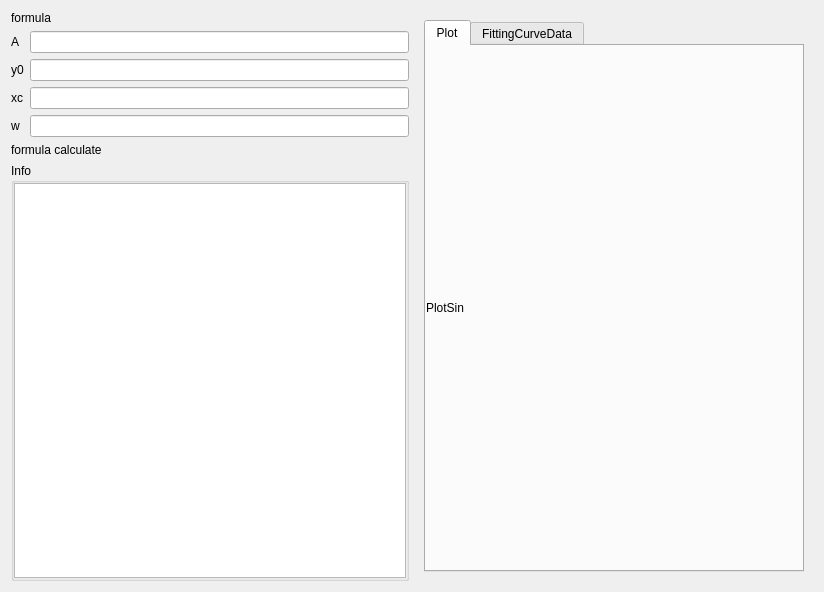
First picture: the form in src/form/FormPlotCorrection/fitting/formfittingsin.ui, repository MRsoymilk/MySerial, before the edit.
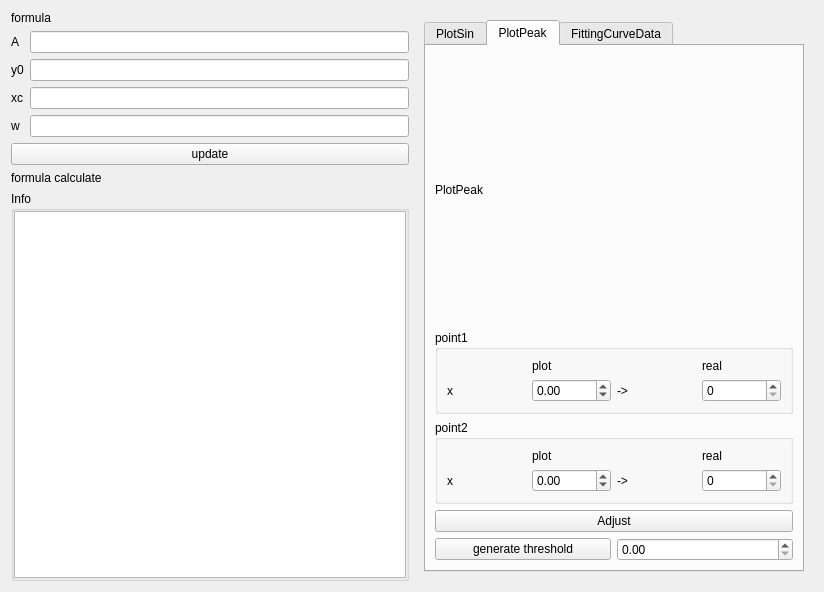
Second picture: the form after the edit.

```diff
--- a/src/form/FormPlotCorrection/fitting/formfittingsin.ui
+++ b/src/form/FormPlotCorrection/fitting/formfittingsin.ui
@@ -13,7 +13,20 @@
   <property name="windowTitle">
    <string>FittingSin</string>
   </property>
-  <layout class="QGridLayout" name="gridLayout" columnstretch="1,1">
+  <layout class="QGridLayout" name="gridLayout" columnstretch="0,0">
+   <item row="4" column="0">
+    <widget class="QLabel" name="labelFormulaCalculate">
+     <property name="sizePolicy">
+      <sizepolicy hsizetype="Preferred" vsizetype="Preferred">
+       <horstretch>0</horstretch>
+       <verstretch>0</verstretch>
+      </sizepolicy>
+     </property>
+     <property name="text">
+      <string>formula calculate</string>
+     </property>
+    </widget>
+   </item>
    <item row="2" column="0">
     <layout class="QFormLayout" name="formLayoutParams">
      <item row="0" column="0">
@@ -58,20 +71,20 @@
      </item>
     </layout>
    </item>
-   <item row="3" column="0">
-    <widget class="QLabel" name="labelFormulaCalculate">
+   <item row="0" column="0" rowspan="2">
+    <widget class="QLabel" name="labelFormula">
      <property name="sizePolicy">
-      <sizepolicy hsizetype="Preferred" vsizetype="Preferred">
+      <sizepolicy hsizetype="Preferred" vsizetype="Expanding">
        <horstretch>0</horstretch>
        <verstretch>0</verstretch>
       </sizepolicy>
      </property>
      <property name="text">
-      <string>formula calculate</string>
+      <string>formula</string>
      </property>
     </widget>
    </item>
-   <item row="4" column="0">
+   <item row="5" column="0">
     <widget class="QGroupBox" name="groupBoxSinInfo">
      <property name="title">
       <string>Info</string>
@@ -98,30 +111,17 @@
      </layout>
     </widget>
    </item>
-   <item row="0" column="0" rowspan="2">
-    <widget class="QLabel" name="labelFormula">
-     <property name="sizePolicy">
-      <sizepolicy hsizetype="Preferred" vsizetype="Expanding">
-       <horstretch>0</horstretch>
-       <verstretch>0</verstretch>
-      </sizepolicy>
-     </property>
-     <property name="text">
-      <string>formula</string>
-     </property>
-    </widget>
-   </item>
-   <item row="0" column="1" rowspan="5">
+   <item row="0" column="1" rowspan="6">
     <widget class="QWidget" name="widgetPlotSin" native="true">
      <layout class="QGridLayout" name="gLayPlot">
       <item row="0" column="0">
        <widget class="QTabWidget" name="tabWidget">
         <property name="currentIndex">
-         <number>0</number>
+         <number>1</number>
         </property>
         <widget class="QWidget" name="tabPlot">
          <attribute name="title">
-          <string>Plot</string>
+          <string>PlotSin</string>
          </attribute>
          <layout class="QGridLayout" name="gridLayout_2">
           <property name="leftMargin">
@@ -148,6 +148,153 @@
           </item>
          </layout>
         </widget>
+        <widget class="QWidget" name="tabPlotPeak">
+         <attribute name="title">
+          <string>PlotPeak</string>
+         </attribute>
+         <layout class="QGridLayout" name="gridLayout_4" rowstretch="1,0,0,0,0">
+          <item row="2" column="0">
+           <widget class="QGroupBox" name="groupBox_2">
+            <property name="title">
+             <string>point2</string>
+            </property>
+            <layout class="QGridLayout" name="gridLayout_7">
+             <item row="1" column="0">
+              <widget class="QLabel" name="labelX2">
+               <property name="text">
+                <string>x</string>
+               </property>
+              </widget>
+             </item>
+             <item row="1" column="3">
+              <widget class="QSpinBox" name="spinBoxX2Real">
+               <property name="maximum">
+                <number>9999</number>
+               </property>
+              </widget>
+             </item>
+             <item row="1" column="1">
+              <widget class="QDoubleSpinBox" name="doubleSpinBoxX2">
+               <property name="minimum">
+                <double>-9999.989999999999782</double>
+               </property>
+               <property name="maximum">
+                <double>9999.989999999999782</double>
+               </property>
+              </widget>
+             </item>
+             <item row="1" column="2">
+              <widget class="QLabel" name="labelX2_map">
+               <property name="text">
+                <string>-&gt;</string>
+               </property>
+              </widget>
+             </item>
+             <item row="0" column="1">
+              <widget class="QLabel" name="labelX2Plot">
+               <property name="text">
+                <string>plot</string>
+               </property>
+              </widget>
+             </item>
+             <item row="0" column="3">
+              <widget class="QLabel" name="labelX2Real">
+               <property name="text">
+                <string>real</string>
+               </property>
+              </widget>
+             </item>
+            </layout>
+           </widget>
+          </item>
+          <item row="1" column="0">
+           <widget class="QGroupBox" name="groupBox_1">
+            <property name="title">
+             <string>point1</string>
+            </property>
+            <layout class="QGridLayout" name="gridLayout_6">
+             <item row="1" column="2">
+              <widget class="QLabel" name="labelX1_map">
+               <property name="text">
+                <string>-&gt;</string>
+               </property>
+              </widget>
+             </item>
+             <item row="1" column="0">
+              <widget class="QLabel" name="labelX1">
+               <property name="text">
+                <string>x</string>
+               </property>
+              </widget>
+             </item>
+             <item row="1" column="1">
+              <widget class="QDoubleSpinBox" name="doubleSpinBoxX1">
+               <property name="minimum">
+                <double>-9999.989999999999782</double>
+               </property>
+               <property name="maximum">
+                <double>9999.989999999999782</double>
+               </property>
+              </widget>
+             </item>
+             <item row="1" column="3">
+              <widget class="QSpinBox" name="spinBoxX1Real">
+               <property name="maximum">
+                <number>9999</number>
+               </property>
+              </widget>
+             </item>
+             <item row="0" column="1">
+              <widget class="QLabel" name="labelX1Plot">
+               <property name="text">
+                <string>plot</string>
+               </property>
+              </widget>
+             </item>
+             <item row="0" column="3">
+              <widget class="QLabel" name="labelX1Real">
+               <property name="text">
+                <string>real</string>
+               </property>
+              </widget>
+             </item>
+            </layout>
+           </widget>
+          </item>
+          <item row="3" column="0">
+           <widget class="QPushButton" name="btnAdjust">
+            <property name="text">
+             <string>Adjust</string>
+            </property>
+           </widget>
+          </item>
+          <item row="0" column="0">
+           <widget class="QLabel" name="labelPlotPeak">
+            <property name="text">
+             <string>PlotPeak</string>
+            </property>
+           </widget>
+          </item>
+          <item row="4" column="0">
+           <layout class="QHBoxLayout" name="horizontalLayout">
+            <item>
+             <widget class="QPushButton" name="btnGenerateThreshold">
+              <property name="text">
+               <string>generate threshold</string>
+              </property>
+             </widget>
+            </item>
+            <item>
+             <widget class="QDoubleSpinBox" name="doubleSpinBoxStart">
+              <property name="maximum">
+               <double>9999.989999999999782</double>
+              </property>
+             </widget>
+            </item>
+           </layout>
+          </item>
+         </layout>
+        </widget>
         <widget class="QWidget" name="tabFittingCurveData">
          <attribute name="title">
           <string>FittingCurveData</string>
@@ -178,6 +325,13 @@
      </layout>
     </widget>
    </item>
+   <item row="3" column="0">
+    <widget class="QPushButton" name="btnUpdate">
+     <property name="text">
+      <string>update</string>
+     </property>
+    </widget>
+   </item>
   </layout>
  </widget>
  <resources/>
```
Left out of the diff: 19 changed lines with no effect on the pictures.
